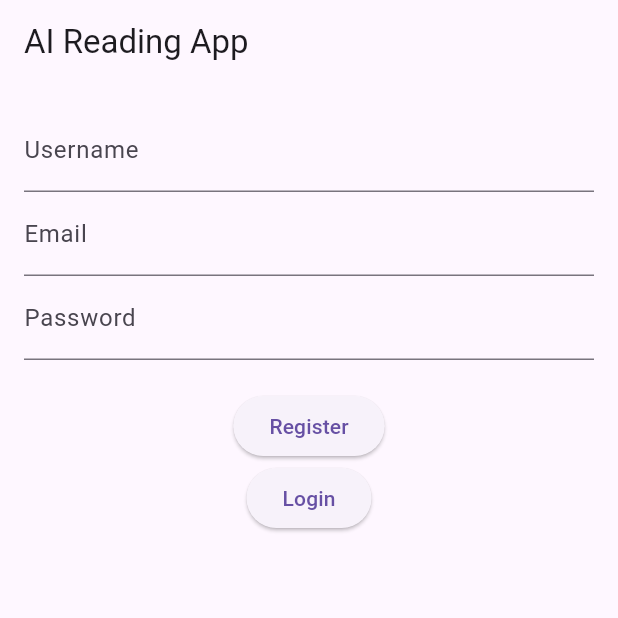
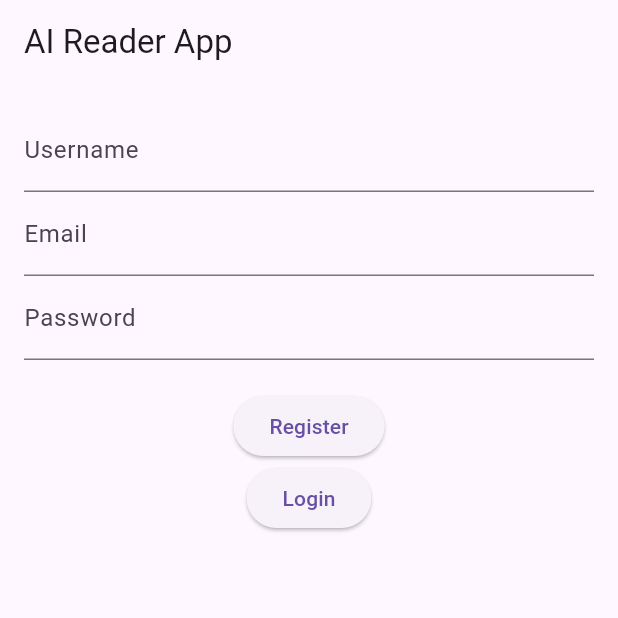
Before and after one commit to ChiefHYK/ai-reader, a Flutter app: the screen it shows after launch, on a phone screen of 412 x 824 dp, the top half of it. Run offline on Flutter 3.47's test engine with Material 3 defaults, Android fonts, the phone set to English and light mode, and no system bars.

Commit message:
chore: unify all references to ai-reader

```diff
--- a/frontend/lib/main.dart
+++ b/frontend/lib/main.dart
@@ -9,7 +9,7 @@ class MyApp extends StatelessWidget {
   @override
   Widget build(BuildContext context) {
     return MaterialApp(
-      title: 'AI Reading App',
+      title: 'AI Reader App',
       theme: ThemeData(
         primarySwatch: Colors.blue,
       ),
@@ -28,7 +28,7 @@ class AuthPage extends StatelessWidget {
   Widget build(BuildContext context) {
     return Scaffold(
       appBar: AppBar(
-        title: Text('AI Reading App'),
+        title: Text('AI Reader App'),
       ),
       body: Padding(
         padding: const EdgeInsets.all(16.0),
```
